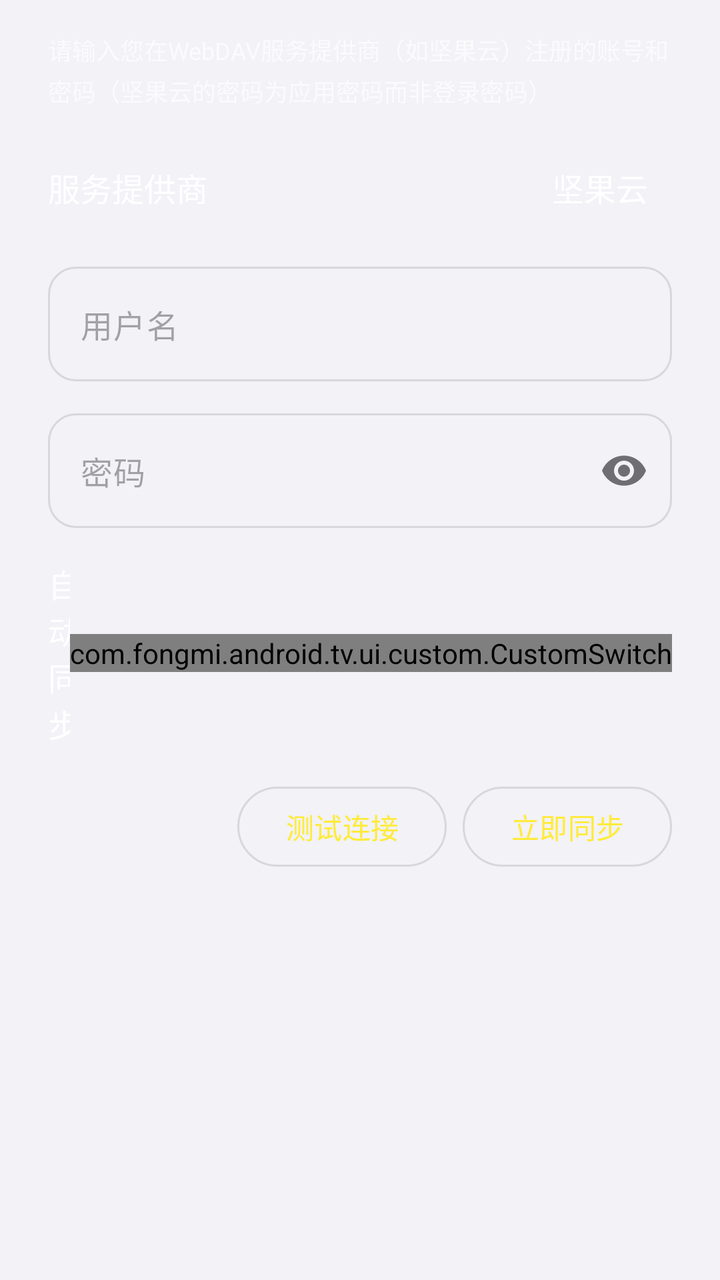
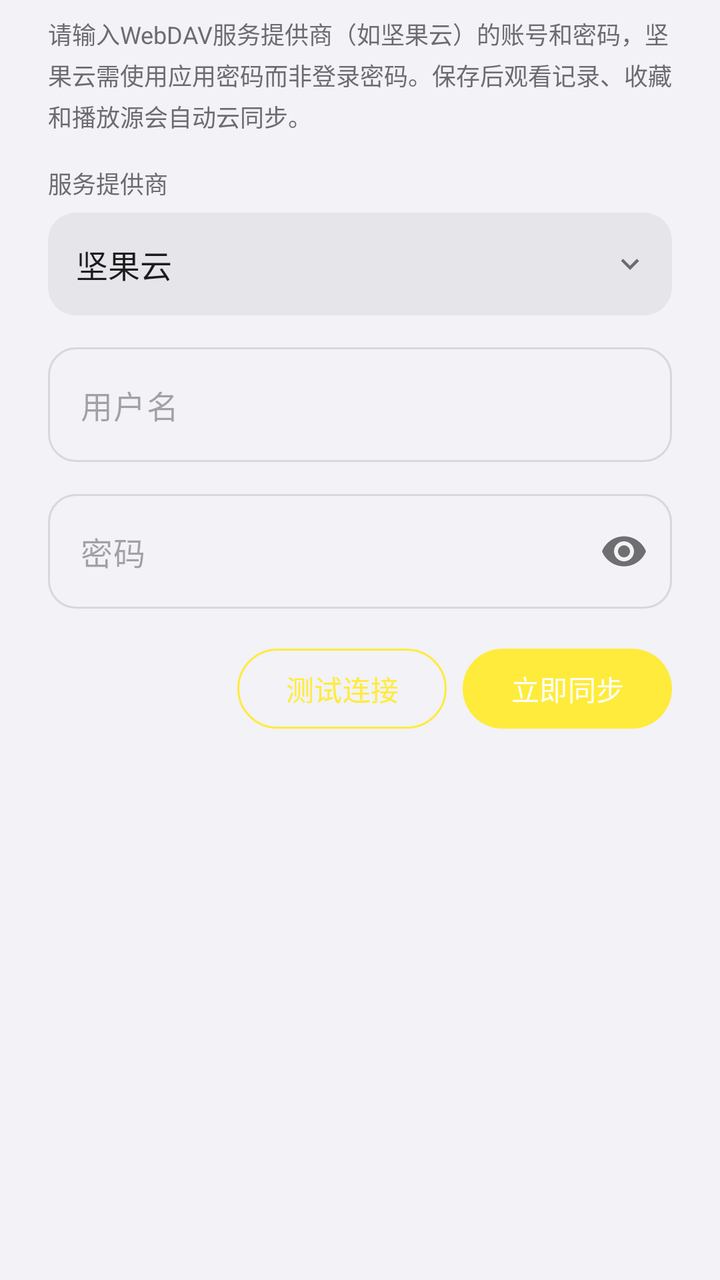

The first picture is an Android layout as it rendered before a commit; the second is the same layout after the commit. The layout source and the unified diff follow.
<!-- AndroidManifest.xml: another module's application theme AppTheme -->
<!-- res/layout/dialog_webdav.xml -->
<?xml version="1.0" encoding="utf-8"?>
<LinearLayout xmlns:android="http://schemas.android.com/apk/res/android"
    xmlns:app="http://schemas.android.com/apk/res-auto"
    android:layout_width="match_parent"
    android:layout_height="wrap_content"
    android:orientation="vertical"
    android:paddingStart="24dp"
    android:paddingTop="16dp"
    android:paddingEnd="24dp"
    android:paddingBottom="16dp">

    
    <TextView
        android:layout_width="match_parent"
        android:layout_height="wrap_content"
        android:layout_marginBottom="16dp"
        android:text="请输入您在WebDAV服务提供商（如坚果云）注册的账号和密码（坚果云的密码为应用密码而非登录密码）"
        android:textColor="@color/white"
        android:textSize="12sp"
        android:alpha="0.7"
        android:lineSpacingMultiplier="1.2" />

    
    <LinearLayout
        android:layout_width="match_parent"
        android:layout_height="wrap_content"
        android:layout_marginBottom="16dp"
        android:orientation="horizontal"
        android:gravity="center_vertical">

        <TextView
            android:layout_width="wrap_content"
            android:layout_height="wrap_content"
            android:layout_marginEnd="16dp"
            android:text="服务提供商"
            android:textColor="@color/white"
            android:textSize="16sp" />

        <TextView
            android:id="@+id/providerText"
            android:layout_width="match_parent"
            android:layout_height="wrap_content"
            android:gravity="end"
            android:text="坚果云"
            android:textColor="@color/white"
            android:textSize="16sp"
            android:background="?attr/selectableItemBackground"
            android:padding="12dp"
            android:clickable="true"
            android:focusable="true" />

    </LinearLayout>

    
    <com.google.android.material.textfield.TextInputLayout
        android:id="@+id/urlInput"
        android:layout_width="match_parent"
        android:layout_height="wrap_content"
        android:layout_marginBottom="16dp"
        android:visibility="gone"
        app:hintEnabled="false">

        <com.google.android.material.textfield.TextInputEditText
            android:id="@+id/urlText"
            android:layout_width="match_parent"
            android:layout_height="wrap_content"
            android:hint="WebDAV服务器地址（如：https://example.com/webdav）"
            android:imeOptions="actionNext"
            android:importantForAutofill="no"
            android:inputType="textUri"
            android:singleLine="true" />

    </com.google.android.material.textfield.TextInputLayout>

    
    <com.google.android.material.textfield.TextInputLayout
        android:id="@+id/usernameInput"
        android:layout_width="match_parent"
        android:layout_height="wrap_content"
        android:layout_marginBottom="16dp"
        app:hintEnabled="false">

        <com.google.android.material.textfield.TextInputEditText
            android:id="@+id/usernameText"
            android:layout_width="match_parent"
            android:layout_height="wrap_content"
            android:hint="用户名"
            android:imeOptions="actionNext"
            android:importantForAutofill="no"
            android:inputType="text"
            android:singleLine="true" />

    </com.google.android.material.textfield.TextInputLayout>

    
    <com.google.android.material.textfield.TextInputLayout
        android:id="@+id/passwordInput"
        android:layout_width="match_parent"
        android:layout_height="wrap_content"
        android:layout_marginBottom="16dp"
        app:hintEnabled="false"
        app:passwordToggleEnabled="true">

        <com.google.android.material.textfield.TextInputEditText
            android:id="@+id/passwordText"
            android:layout_width="match_parent"
            android:layout_height="wrap_content"
            android:hint="密码"
            android:imeOptions="actionDone"
            android:importantForAutofill="no"
            android:inputType="textPassword"
            android:singleLine="true" />

    </com.google.android.material.textfield.TextInputLayout>

    
    <LinearLayout
        android:layout_width="match_parent"
        android:layout_height="wrap_content"
        android:layout_marginBottom="16dp"
        android:gravity="center_vertical"
        android:orientation="horizontal">

        <TextView
            android:layout_width="0dp"
            android:layout_height="wrap_content"
            android:layout_weight="1"
            android:text="自动同步"
            android:textColor="@color/white"
            android:textSize="16sp" />

        <com.fongmi.android.tv.ui.custom.CustomSwitch
            android:id="@+id/autoSyncSwitch"
            android:layout_width="wrap_content"
            android:layout_height="wrap_content" />

    </LinearLayout>

    
    <LinearLayout
        android:id="@+id/syncIntervalContainer"
        android:layout_width="match_parent"
        android:layout_height="wrap_content"
        android:layout_marginBottom="16dp"
        android:gravity="center_vertical"
        android:orientation="horizontal"
        android:visibility="gone">

        <TextView
            android:layout_width="0dp"
            android:layout_height="wrap_content"
            android:layout_weight="1"
            android:text="同步间隔（分钟）"
            android:textColor="@color/white"
            android:textSize="16sp" />

        <TextView
            android:id="@+id/syncIntervalText"
            android:layout_width="wrap_content"
            android:layout_height="wrap_content"
            android:text="30"
            android:textColor="@color/white"
            android:textSize="16sp" />

    </LinearLayout>

    
    <LinearLayout
        android:layout_width="match_parent"
        android:layout_height="wrap_content"
        android:orientation="horizontal"
        android:gravity="end">

        
        <com.google.android.material.button.MaterialButton
            android:id="@+id/testButton"
            android:layout_width="wrap_content"
            android:layout_height="wrap_content"
            android:layout_marginEnd="8dp"
            android:text="测试连接"
            style="@style/Widget.Material3.Button.OutlinedButton" />

        
        <com.google.android.material.button.MaterialButton
            android:id="@+id/syncButton"
            android:layout_width="wrap_content"
            android:layout_height="wrap_content"
            android:text="立即同步"
            style="@style/Widget.Material3.Button.OutlinedButton" />

    </LinearLayout>

    
    <TextView
        android:id="@+id/statusText"
        android:layout_width="match_parent"
        android:layout_height="wrap_content"
        android:layout_marginTop="8dp"
        android:gravity="center"
        android:text=""
        android:textColor="@color/white"
        android:textSize="14sp"
        android:visibility="gone" />

</LinearLayout>
<!-- resources referenced by this layout -->
<resources>
  <color name="white">#FFFFFF</color>
  <style name="AppTheme" parent="BaseTheme">
          <item name="android:windowTranslucentStatus">true</item>
      </style>
  <color name="primary">#FFEB3B</color>
  <color name="primaryDark">#FDD835</color>
  <color name="accent">#FFEB3B</color>
  <color name="surface_primary">#FFFFFFFF</color>
  <color name="surface_secondary">#FFE5E5EA</color>
  <color name="text_primary">#FF1C1C1E</color>
  <color name="text_secondary">#FF6C6C70</color>
  <color name="separator">#263C3C43</color>
  <color name="screen_background">#FFF2F2F7</color>
  <color name="transparent">#00000000</color>
  <style name="BottomSheetDialog" parent="Theme.Material3.DayNight.BottomSheetDialog">
          <item name="colorPrimary">@color/primary</item>
          <item name="colorPrimaryDark">@color/primaryDark</item>
          <item name="colorAccent">@color/accent</item>
          <item name="android:backgroundDimEnabled">false</item>
          <item name="android:windowIsFloating">false</item>
          <item name="bottomSheetStyle">@style/ModalBottomSheetDialog</item>
      </style>
  <style name="BottomNavigation" parent="Widget.Material3.BottomNavigationView">
          <item name="itemPaddingTop">4dp</item>
          <item name="itemPaddingBottom">4dp</item>
          <item name="itemTextAppearanceActive">@style/BottomNavigationView.TextAppearance</item>
          <item name="itemTextAppearanceInactive">@style/BottomNavigationView.TextAppearance</item>
          <item name="itemRippleColor">@android:color/transparent</item>
          <item name="android:background">@null</item>
      </style>
  <style name="Widget.App.TextInputLayout" parent="Widget.Material3.TextInputLayout.OutlinedBox">
          <item name="shapeAppearanceOverlay">@style/ShapeAppearance.App.TextInputLayout</item>
      </style>
  <style name="ModalBottomSheetDialog" parent="Widget.Material3.BottomSheet.Modal">
          <item name="shapeAppearance">@style/ShapeAppearance.App.LargeComponent</item>
          <item name="android:paddingTop">24dp</item>
          <item name="android:paddingBottom">24dp</item>
      </style>
  <style name="BottomNavigationView.TextAppearance" parent="TextAppearance.AppCompat">
          <item name="android:textSize">12sp</item>
          <item name="android:textStyle">normal</item>
      </style>
  <style name="ShapeAppearance.App.TextInputLayout" parent="ShapeAppearance.Material3.SmallComponent">
          <item name="cornerFamily">rounded</item>
          <item name="cornerSize">14dp</item>
      </style>
  <style name="AlertDialogButton" parent="Widget.Material3.Button.TextButton.Dialog">
          <item name="android:textColor">?attr/colorPrimary</item>
      </style>
  <style name="ShapeAppearance.App.LargeComponent" parent="ShapeAppearance.Material3.LargeComponent">
          <item name="cornerSize">16dp</item>
      </style>
  <!-- unchanged entries left out for length: 2 -->
</resources>

<!-- the commit's change to res/layout/dialog_webdav.xml (unified diff, before → after) -->
@@ -1,205 +1,174 @@
 <?xml version="1.0" encoding="utf-8"?>
-<LinearLayout xmlns:android="http://schemas.android.com/apk/res/android"
+<ScrollView xmlns:android="http://schemas.android.com/apk/res/android"
     xmlns:app="http://schemas.android.com/apk/res-auto"
     android:layout_width="match_parent"
     android:layout_height="wrap_content"
-    android:orientation="vertical"
-    android:paddingStart="24dp"
-    android:paddingTop="16dp"
-    android:paddingEnd="24dp"
-    android:paddingBottom="16dp">
+    android:fillViewport="true"
+    android:scrollbars="none">
 
-    
-    <TextView
-        android:layout_width="match_parent"
-        android:layout_height="wrap_content"
-        android:layout_marginBottom="16dp"
-        android:text="请输入您在WebDAV服务提供商（如坚果云）注册的账号和密码（坚果云的密码为应用密码而非登录密码）"
-        android:textColor="@color/white"
-        android:textSize="12sp"
-        android:alpha="0.7"
-        android:lineSpacingMultiplier="1.2" />
-
-    
     <LinearLayout
         android:layout_width="match_parent"
         android:layout_height="wrap_content"
-        android:layout_marginBottom="16dp"
-        android:orientation="horizontal"
-        android:gravity="center_vertical">
+        android:orientation="vertical"
+        android:paddingStart="24dp"
+        android:paddingTop="8dp"
+        android:paddingEnd="24dp"
+        android:paddingBottom="8dp">
 
+        
+        <TextView
+            android:layout_width="match_parent"
+            android:layout_height="wrap_content"
+            android:layout_marginBottom="16dp"
+            android:lineSpacingMultiplier="1.2"
+            android:text="请输入WebDAV服务提供商（如坚果云）的账号和密码，坚果云需使用应用密码而非登录密码。保存后观看记录、收藏和播放源会自动云同步。"
+            android:textColor="?attr/colorOnSurfaceVariant"
+            android:textSize="12sp" />
+
+        
         <TextView
             android:layout_width="wrap_content"
             android:layout_height="wrap_content"
-            android:layout_marginEnd="16dp"
+            android:layout_marginBottom="6dp"
             android:text="服务提供商"
-            android:textColor="@color/white"
-            android:textSize="16sp" />
+            android:textColor="?attr/colorOnSurfaceVariant"
+            android:textSize="12sp" />
 
-        <TextView
-            android:id="@+id/providerText"
+        <LinearLayout
+            android:layout_width="match_parent"
+            android:layout_height="wrap_content"
+            android:layout_marginBottom="16dp"
+            android:background="@drawable/shape_webdav_provider"
+            android:gravity="center_vertical"
+            android:orientation="horizontal">
+
+            <TextView
+                android:id="@+id/providerText"
+                android:layout_width="0dp"
+                android:layout_height="wrap_content"
+                android:layout_weight="1"
+                android:background="?attr/selectableItemBackground"
+                android:clickable="true"
+                android:focusable="true"
+                android:padding="14dp"
+                android:text="坚果云"
+                android:textColor="?attr/colorOnSurface"
+                android:textSize="16sp" />
+
+            <ImageView
+                android:layout_width="18dp"
+                android:layout_height="18dp"
+                android:layout_marginEnd="12dp"
+                android:importantForAccessibility="no"
+                android:src="@drawable/ic_webdav_arrow"
+                app:tint="?attr/colorOnSurfaceVariant" />
+
+        </LinearLayout>
+
+        
+        <com.google.android.material.textfield.TextInputLayout
+            android:id="@+id/urlInput"
+            android:layout_width="match_parent"
+            android:layout_height="wrap_content"
+            android:layout_marginBottom="16dp"
+            android:visibility="gone"
+            app:hintEnabled="false">
+
+            <com.google.android.material.textfield.TextInputEditText
+                android:id="@+id/urlText"
+                android:layout_width="match_parent"
+                android:layout_height="wrap_content"
+                android:hint="WebDAV服务器地址（如：https://example.com/webdav）"
+                android:imeOptions="actionNext"
+                android:importantForAutofill="no"
+                android:inputType="textUri"
+                android:singleLine="true" />
+
+        </com.google.android.material.textfield.TextInputLayout>
+
+        
+        <com.google.android.material.textfield.TextInputLayout
+            android:id="@+id/usernameInput"
+            android:layout_width="match_parent"
+            android:layout_height="wrap_content"
+            android:layout_marginBottom="16dp"
+            app:hintEnabled="false">
+
+            <com.google.android.material.textfield.TextInputEditText
+                android:id="@+id/usernameText"
+                android:layout_width="match_parent"
+                android:layout_height="wrap_content"
+                android:hint="用户名"
+                android:imeOptions="actionNext"
+                android:importantForAutofill="no"
+                android:inputType="text"
+                android:singleLine="true" />
+
+        </com.google.android.material.textfield.TextInputLayout>
+
+        
+        <com.google.android.material.textfield.TextInputLayout
+            android:id="@+id/passwordInput"
+            android:layout_width="match_parent"
+            android:layout_height="wrap_content"
+            android:layout_marginBottom="16dp"
+            app:hintEnabled="false"
+            app:passwordToggleEnabled="true">
+
+            <com.google.android.material.textfield.TextInputEditText
+                android:id="@+id/passwordText"
+                android:layout_width="match_parent"
+                android:layout_height="wrap_content"
+                android:hint="密码"
+                android:imeOptions="actionDone"
+                android:importantForAutofill="no"
+                android:inputType="textPassword"
+                android:singleLine="true" />
+
+        </com.google.android.material.textfield.TextInputLayout>
+
+        
+        <LinearLayout
             android:layout_width="match_parent"
             android:layout_height="wrap_content"
             android:gravity="end"
-            android:text="坚果云"
-            android:textColor="@color/white"
-            android:textSize="16sp"
-            android:background="?attr/selectableItemBackground"
-            android:padding="12dp"
-            android:clickable="true"
-            android:focusable="true" />
+            android:orientation="horizontal">
+
+            
+            <com.google.android.material.button.MaterialButton
+                android:id="@+id/testButton"
+                style="@style/Widget.Material3.Button.OutlinedButton"
+                android:layout_width="wrap_content"
+                android:layout_height="wrap_content"
+                android:layout_marginEnd="8dp"
+                android:text="测试连接"
+                android:textColor="?attr/colorPrimary"
+                app:strokeColor="?attr/colorPrimary" />
+
+            
+            <com.google.android.material.button.MaterialButton
+                android:id="@+id/syncButton"
+                style="@style/Widget.Material3.Button"
+                android:layout_width="wrap_content"
+                android:layout_height="wrap_content"
+                android:text="立即同步"
+                android:textColor="?attr/colorOnPrimary"
+                app:backgroundTint="?attr/colorPrimary" />
+
+        </LinearLayout>
+
+        
+        <TextView
+            android:id="@+id/statusText"
+            android:layout_width="match_parent"
+            android:layout_height="wrap_content"
+            android:layout_marginTop="12dp"
+            android:gravity="center"
+            android:text=""
+            android:textColor="?attr/colorOnSurfaceVariant"
+            android:textSize="14sp"
+            android:visibility="gone" />
 
     </LinearLayout>
 
-    
-    <com.google.android.material.textfield.TextInputLayout
-        android:id="@+id/urlInput"
-        android:layout_width="match_parent"
-        android:layout_height="wrap_content"
-        android:layout_marginBottom="16dp"
-        android:visibility="gone"
-        app:hintEnabled="false">
-
-        <com.google.android.material.textfield.TextInputEditText
-            android:id="@+id/urlText"
-            android:layout_width="match_parent"
-            android:layout_height="wrap_content"
-            android:hint="WebDAV服务器地址（如：https://example.com/webdav）"
-            android:imeOptions="actionNext"
-            android:importantForAutofill="no"
-            android:inputType="textUri"
-            android:singleLine="true" />
-
-    </com.google.android.material.textfield.TextInputLayout>
-
-    
-    <com.google.android.material.textfield.TextInputLayout
-        android:id="@+id/usernameInput"
-        android:layout_width="match_parent"
-        android:layout_height="wrap_content"
-        android:layout_marginBottom="16dp"
-        app:hintEnabled="false">
-
-        <com.google.android.material.textfield.TextInputEditText
-            android:id="@+id/usernameText"
-            android:layout_width="match_parent"
-            android:layout_height="wrap_content"
-            android:hint="用户名"
-            android:imeOptions="actionNext"
-            android:importantForAutofill="no"
-            android:inputType="text"
-            android:singleLine="true" />
-
-    </com.google.android.material.textfield.TextInputLayout>
-
-    
-    <com.google.android.material.textfield.TextInputLayout
-        android:id="@+id/passwordInput"
-        android:layout_width="match_parent"
-        android:layout_height="wrap_content"
-        android:layout_marginBottom="16dp"
-        app:hintEnabled="false"
-        app:passwordToggleEnabled="true">
-
-        <com.google.android.material.textfield.TextInputEditText
-            android:id="@+id/passwordText"
-            android:layout_width="match_parent"
-            android:layout_height="wrap_content"
-            android:hint="密码"
-            android:imeOptions="actionDone"
-            android:importantForAutofill="no"
-            android:inputType="textPassword"
-            android:singleLine="true" />
-
-    </com.google.android.material.textfield.TextInputLayout>
-
-    
-    <LinearLayout
-        android:layout_width="match_parent"
-        android:layout_height="wrap_content"
-        android:layout_marginBottom="16dp"
-        android:gravity="center_vertical"
-        android:orientation="horizontal">
-
-        <TextView
-            android:layout_width="0dp"
-            android:layout_height="wrap_content"
-            android:layout_weight="1"
-            android:text="自动同步"
-            android:textColor="@color/white"
-            android:textSize="16sp" />
-
-        <com.fongmi.android.tv.ui.custom.CustomSwitch
-            android:id="@+id/autoSyncSwitch"
-            android:layout_width="wrap_content"
-            android:layout_height="wrap_content" />
-
-    </LinearLayout>
-
-    
-    <LinearLayout
-        android:id="@+id/syncIntervalContainer"
-        android:layout_width="match_parent"
-        android:layout_height="wrap_content"
-        android:layout_marginBottom="16dp"
-        android:gravity="center_vertical"
-        android:orientation="horizontal"
-        android:visibility="gone">
-
-        <TextView
-            android:layout_width="0dp"
-            android:layout_height="wrap_content"
-            android:layout_weight="1"
-            android:text="同步间隔（分钟）"
-            android:textColor="@color/white"
-            android:textSize="16sp" />
-
-        <TextView
-            android:id="@+id/syncIntervalText"
-            android:layout_width="wrap_content"
-            android:layout_height="wrap_content"
-            android:text="30"
-            android:textColor="@color/white"
-            android:textSize="16sp" />
-
-    </LinearLayout>
-
-    
-    <LinearLayout
-        android:layout_width="match_parent"
-        android:layout_height="wrap_content"
-        android:orientation="horizontal"
-        android:gravity="end">
-
-        
-        <com.google.android.material.button.MaterialButton
-            android:id="@+id/testButton"
-            android:layout_width="wrap_content"
-            android:layout_height="wrap_content"
-            android:layout_marginEnd="8dp"
-            android:text="测试连接"
-            style="@style/Widget.Material3.Button.OutlinedButton" />
-
-        
-        <com.google.android.material.button.MaterialButton
-            android:id="@+id/syncButton"
-            android:layout_width="wrap_content"
-            android:layout_height="wrap_content"
-            android:text="立即同步"
-            style="@style/Widget.Material3.Button.OutlinedButton" />
-
-    </LinearLayout>
-
-    
-    <TextView
-        android:id="@+id/statusText"
-        android:layout_width="match_parent"
-        android:layout_height="wrap_content"
-        android:layout_marginTop="8dp"
-        android:gravity="center"
-        android:text=""
-        android:textColor="@color/white"
-        android:textSize="14sp"
-        android:visibility="gone" />
-
-</LinearLayout>
+</ScrollView>
<!-- resource entries referenced after the edit -->
@@ -1,6 +1,22 @@
 <!-- resources referenced by this layout -->
 <resources>
-  <color name="white">#FFFFFF</color>
+  <!-- drawable ic_webdav_arrow (drawable) -->
+  <?xml version="1.0" encoding="utf-8"?>
+  <vector xmlns:android="http://schemas.android.com/apk/res/android"
+      android:width="24dp"
+      android:height="24dp"
+      android:viewportWidth="24"
+      android:viewportHeight="24">
+      <path
+          android:fillColor="#FF000000"
+          android:pathData="M7.41,8.59 L12,13.17 16.59,8.59 18,10 12,16 6,10 Z" />
+  </vector>
+  <!-- drawable shape_webdav_provider (drawable) -->
+  <?xml version="1.0" encoding="utf-8"?>
+  <shape xmlns:android="http://schemas.android.com/apk/res/android" android:shape="rectangle">
+      <solid android:color="@color/surface_secondary" />
+      <corners android:radius="14dp" />
+  </shape>
   <style name="AppTheme" parent="BaseTheme">
           <item name="android:windowTranslucentStatus">true</item>
       </style>
